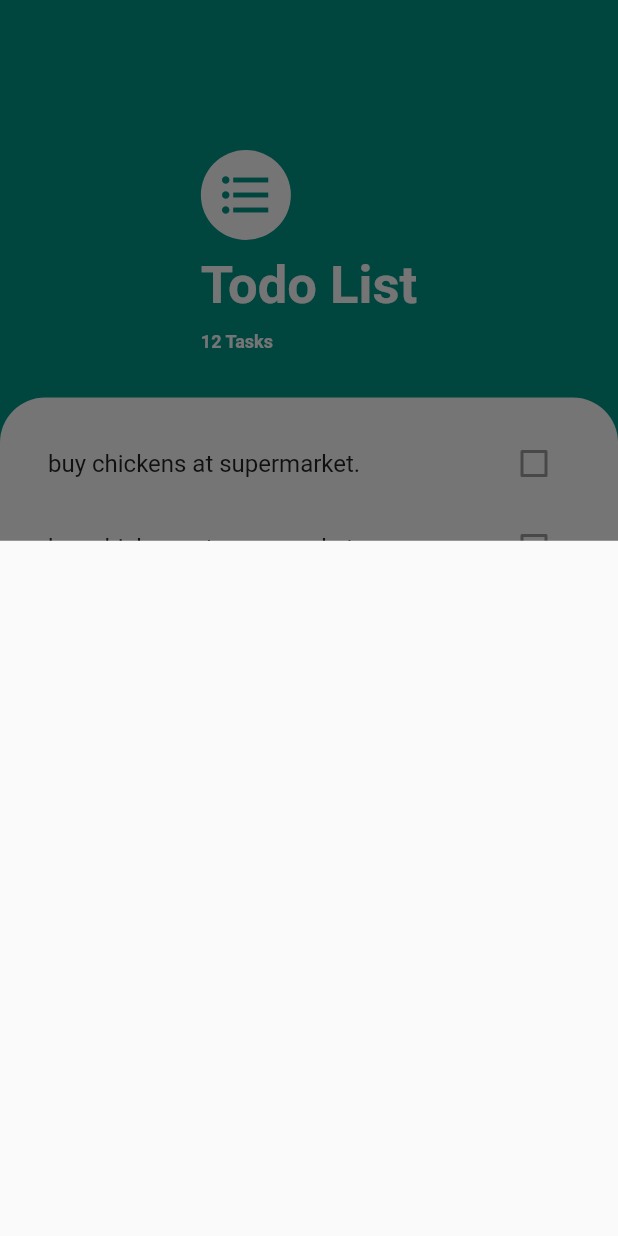
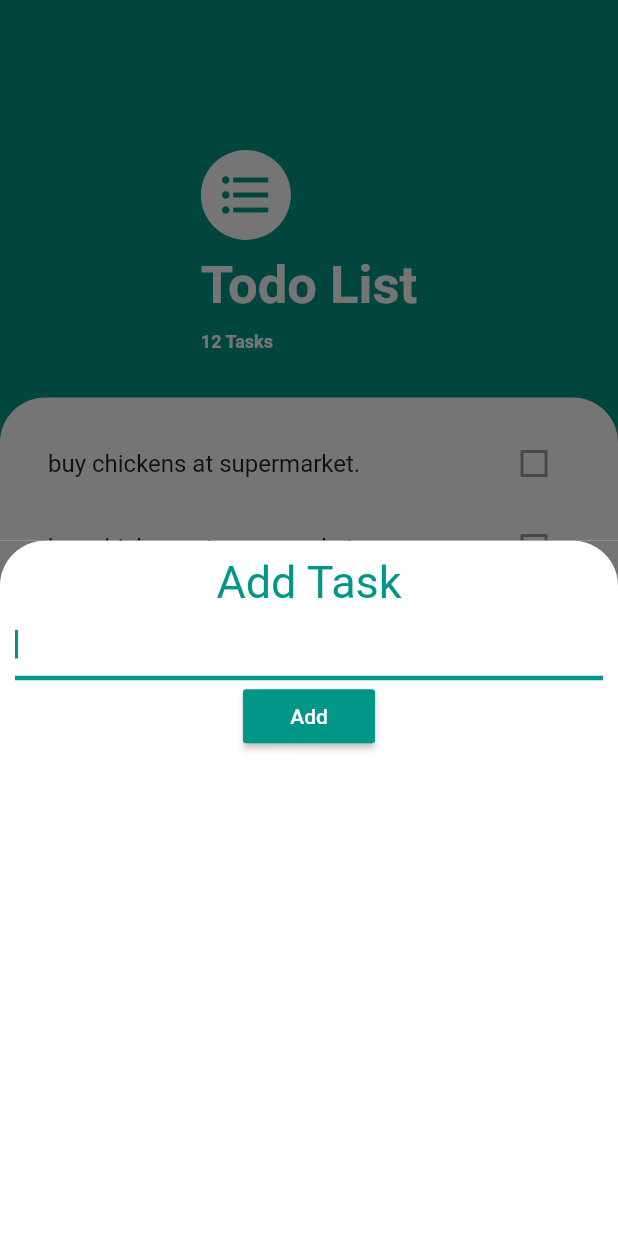
Before and after one commit to tinpay/flutter_study, a Flutter app: the screen it shows after launch, after a tap on the "add" icon, on a phone screen of 412 x 824 dp. Run offline on Flutter 3.47's test engine with Material 2 defaults, Android fonts, the phone set to English and light mode, and no system bars.

Commit message:
ModalBottomSheet の実装

```diff
--- a/flutter_todo/lib/main.dart
+++ b/flutter_todo/lib/main.dart
@@ -79,7 +79,50 @@ class TasksScreen extends StatelessWidget {
   }
 
   Widget buildBottomSheet(BuildContext context) {
-    return Container();
+    return Container(
+      color: Color(0xff757575),
+      child: Container(
+        padding: EdgeInsets.all(10),
+        decoration: BoxDecoration(
+          color: Colors.white,
+          borderRadius: BorderRadius.only(
+            topLeft: Radius.circular(30),
+            topRight: Radius.circular(30),
+          ),
+        ),
+        child: Column(
+          children: <Widget>[
+            Text(
+              "Add Task",
+              style: TextStyle(
+                color: Colors.teal,
+                fontSize: 30,
+              ),
+            ),
+            TextFormField(
+              autofocus: true,
+              cursorColor: Colors.teal,
+              decoration: InputDecoration(
+                labelStyle: TextStyle(
+                  color: Colors.teal,
+                  decorationColor: Colors.teal,
+                ),
+                enabledBorder: UnderlineInputBorder(
+                    borderSide: BorderSide(width: 3.0, color: Colors.teal)),
+                focusedBorder: UnderlineInputBorder(
+                    borderSide: BorderSide(width: 3.0, color: Colors.teal)),
+              ),
+            ),
+            RaisedButton(
+              color: Colors.teal,
+              textColor: Colors.white,
+              child: Text("Add"),
+              onPressed: () {},
+            )
+          ],
+        ),
+      ),
+    );
   }
 }
 
```
